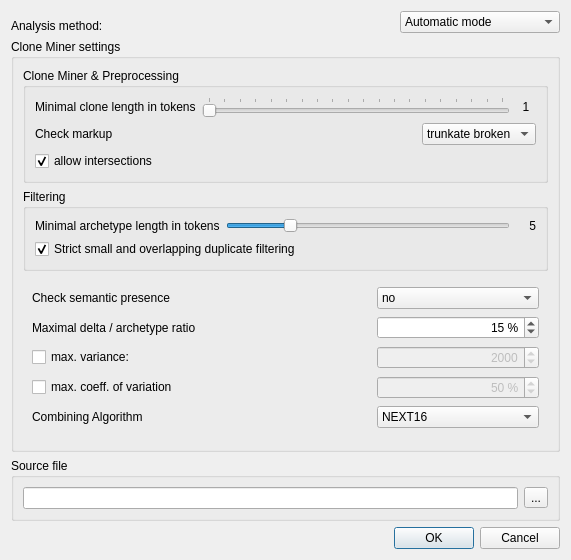
The window that doc-clone-miner/qtui/element_miner_settings.ui (spbu-se/pldoctoolkit) describes before a commit, drawn with Qt 5.
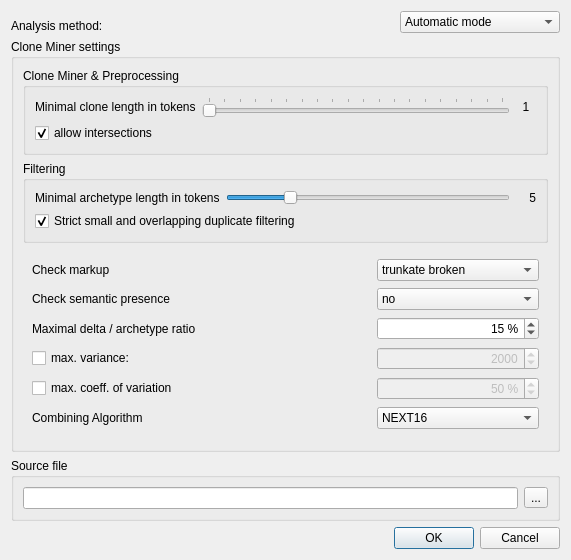
The same window after the commit. The open tabs and pages were chosen to show the change.

The edit to the form file:
```diff
--- a/doc-clone-miner/qtui/element_miner_settings.ui
+++ b/doc-clone-miner/qtui/element_miner_settings.ui
@@ -195,55 +195,6 @@
                </item>
               </layout>
              </item>
-             <item>
-              <layout class="QHBoxLayout" name="horizontalLayout_4">
-               <item>
-                <widget class="QLabel" name="label_3">
-                 <property name="frameShape">
-                  <enum>QFrame::NoFrame</enum>
-                 </property>
-                 <property name="text">
-                  <string>Check markup</string>
-                 </property>
-                </widget>
-               </item>
-               <item>
-                <spacer name="horizontalSpacer_2">
-                 <property name="orientation">
-                  <enum>Qt::Horizontal</enum>
-                 </property>
-                 <property name="sizeHint" stdset="0">
-                  <size>
-                   <width>40</width>
-                   <height>20</height>
-                  </size>
-                 </property>
-                </spacer>
-               </item>
-               <item>
-                <widget class="QComboBox" name="cbCheckMup">
-                 <property name="currentIndex">
-                  <number>2</number>
-                 </property>
-                 <item>
-                  <property name="text">
-                   <string>skip</string>
-                  </property>
-                 </item>
-                 <item>
-                  <property name="text">
-                   <string>filter broken</string>
-                  </property>
-                 </item>
-                 <item>
-                  <property name="text">
-                   <string>trunkate broken</string>
-                  </property>
-                 </item>
-                </widget>
-               </item>
-              </layout>
-             </item>
              <item>
               <widget class="QCheckBox" name="cbAllowInt">
                <property name="visible">
@@ -358,7 +309,39 @@
             </widget>
             <widget class="QWidget" name="phDevSettings">
              <layout class="QGridLayout" name="gridLayout_5">
-              <item row="2" column="2">
+              <item row="4" column="2">
+               <widget class="QSpinBox" name="sbMaxVar">
+                <property name="enabled">
+                 <bool>false</bool>
+                </property>
+                <property name="minimumSize">
+                 <size>
+                  <width>75</width>
+                  <height>0</height>
+                 </size>
+                </property>
+                <property name="alignment">
+                 <set>Qt::AlignRight|Qt::AlignTrailing|Qt::AlignVCenter</set>
+                </property>
+                <property name="suffix">
+                 <string> %</string>
+                </property>
+                <property name="maximum">
+                 <number>500</number>
+                </property>
+                <property name="value">
+                 <number>50</number>
+                </property>
+               </widget>
+              </item>
+              <item row="1" column="0">
+               <widget class="QLabel" name="label">
+                <property name="text">
+                 <string>Check semantic presence</string>
+                </property>
+               </widget>
+              </item>
+              <item row="3" column="2">
                <widget class="QSpinBox" name="sbMaxVar_2">
                 <property name="enabled">
                  <bool>false</bool>
@@ -383,14 +366,7 @@
                 </property>
                </widget>
               </item>
-              <item row="4" column="0">
-               <widget class="QLabel" name="label_12">
-                <property name="text">
-                 <string>Combining Algorithm</string>
-                </property>
-               </widget>
-              </item>
-              <item row="4" column="2">
+              <item row="5" column="2">
                <widget class="QComboBox" name="cbCa">
                 <item>
                  <property name="text">
@@ -409,65 +385,7 @@
                 </item>
                </widget>
               </item>
-              <item row="3" column="0">
-               <widget class="QCheckBox" name="cbMaxVar">
-                <property name="toolTip">
-                 <string>&lt;html&gt;&lt;head/&gt;&lt;body&gt;&lt;p&gt;For element candidates with &lt;span style=&quot; font-style:italic;&quot;&gt;extension points&lt;/span&gt;, maximum allowed &lt;span style=&quot; font-style:italic;&quot;&gt;variance&lt;/span&gt; of &lt;span style=&quot; font-style:italic;&quot;&gt;extension value length&lt;/span&gt;.&lt;/p&gt;&lt;/body&gt;&lt;/html&gt;</string>
-                </property>
-                <property name="text">
-                 <string>max. coeff. of variation</string>
-                </property>
-                <property name="checked">
-                 <bool>false</bool>
-                </property>
-               </widget>
-              </item>
-              <item row="2" column="0">
-               <widget class="QCheckBox" name="cbMaxVar_2">
-                <property name="toolTip">
-                 <string>&lt;html&gt;&lt;head/&gt;&lt;body&gt;&lt;p&gt;For element candidates with &lt;span style=&quot; font-style:italic;&quot;&gt;extension points&lt;/span&gt;, maximum allowed &lt;span style=&quot; font-style:italic;&quot;&gt;variance&lt;/span&gt; of &lt;span style=&quot; font-style:italic;&quot;&gt;extension value length&lt;/span&gt;.&lt;/p&gt;&lt;/body&gt;&lt;/html&gt;</string>
-                </property>
-                <property name="text">
-                 <string>max. variance:</string>
-                </property>
-                <property name="checked">
-                 <bool>false</bool>
-                </property>
-               </widget>
-              </item>
-              <item row="3" column="2">
-               <widget class="QSpinBox" name="sbMaxVar">
-                <property name="enabled">
-                 <bool>false</bool>
-                </property>
-                <property name="minimumSize">
-                 <size>
-                  <width>75</width>
-                  <height>0</height>
-                 </size>
-                </property>
-                <property name="alignment">
-                 <set>Qt::AlignRight|Qt::AlignTrailing|Qt::AlignVCenter</set>
-                </property>
-                <property name="suffix">
-                 <string> %</string>
-                </property>
-                <property name="maximum">
-                 <number>500</number>
-                </property>
-                <property name="value">
-                 <number>50</number>
-                </property>
-               </widget>
-              </item>
-              <item row="0" column="0">
-               <widget class="QLabel" name="label">
-                <property name="text">
-                 <string>Check semantic presence</string>
-                </property>
-               </widget>
-              </item>
-              <item row="0" column="1">
+              <item row="1" column="1">
                <spacer name="horizontalSpacer_3">
                 <property name="orientation">
                  <enum>Qt::Horizontal</enum>
@@ -480,7 +398,27 @@
                 </property>
                </spacer>
               </item>
-              <item row="0" column="2">
+              <item row="4" column="0">
+               <widget class="QCheckBox" name="cbMaxVar">
+                <property name="toolTip">
+                 <string>&lt;html&gt;&lt;head/&gt;&lt;body&gt;&lt;p&gt;For element candidates with &lt;span style=&quot; font-style:italic;&quot;&gt;extension points&lt;/span&gt;, maximum allowed &lt;span style=&quot; font-style:italic;&quot;&gt;variance&lt;/span&gt; of &lt;span style=&quot; font-style:italic;&quot;&gt;extension value length&lt;/span&gt;.&lt;/p&gt;&lt;/body&gt;&lt;/html&gt;</string>
+                </property>
+                <property name="text">
+                 <string>max. coeff. of variation</string>
+                </property>
+                <property name="checked">
+                 <bool>false</bool>
+                </property>
+               </widget>
+              </item>
+              <item row="5" column="0">
+               <widget class="QLabel" name="label_12">
+                <property name="text">
+                 <string>Combining Algorithm</string>
+                </property>
+               </widget>
+              </item>
+              <item row="1" column="2">
                <widget class="QComboBox" name="cbxCheckSemantics">
                 <property name="currentText">
                  <string>no</string>
@@ -502,14 +440,27 @@
                 </item>
                </widget>
               </item>
-              <item row="1" column="0">
+              <item row="2" column="0">
                <widget class="QLabel" name="label_14">
                 <property name="text">
                  <string>Maximal delta / archetype ratio</string>
                 </property>
                </widget>
               </item>
-              <item row="1" column="2">
+              <item row="3" column="0">
+               <widget class="QCheckBox" name="cbMaxVar_2">
+                <property name="toolTip">
+                 <string>&lt;html&gt;&lt;head/&gt;&lt;body&gt;&lt;p&gt;For element candidates with &lt;span style=&quot; font-style:italic;&quot;&gt;extension points&lt;/span&gt;, maximum allowed &lt;span style=&quot; font-style:italic;&quot;&gt;variance&lt;/span&gt; of &lt;span style=&quot; font-style:italic;&quot;&gt;extension value length&lt;/span&gt;.&lt;/p&gt;&lt;/body&gt;&lt;/html&gt;</string>
+                </property>
+                <property name="text">
+                 <string>max. variance:</string>
+                </property>
+                <property name="checked">
+                 <bool>false</bool>
+                </property>
+               </widget>
+              </item>
+              <item row="2" column="2">
                <widget class="QSpinBox" name="sbMaxDeltaRatio">
                 <property name="minimumSize">
                  <size>
@@ -537,6 +488,38 @@
                 </property>
                </widget>
               </item>
+              <item row="0" column="2">
+               <widget class="QComboBox" name="cbCheckMup">
+                <property name="currentIndex">
+                 <number>2</number>
+                </property>
+                <item>
+                 <property name="text">
+                  <string>skip</string>
+                 </property>
+                </item>
+                <item>
+                 <property name="text">
+                  <string>filter broken</string>
+                 </property>
+                </item>
+                <item>
+                 <property name="text">
+                  <string>trunkate broken</string>
+                 </property>
+                </item>
+               </widget>
+              </item>
+              <item row="0" column="0">
+               <widget class="QLabel" name="label_3">
+                <property name="frameShape">
+                 <enum>QFrame::NoFrame</enum>
+                </property>
+                <property name="text">
+                 <string>Check markup</string>
+                </property>
+               </widget>
+              </item>
              </layout>
             </widget>
            </widget>
```
Left out of the diff: 6 changed lines with no effect on the pictures.
